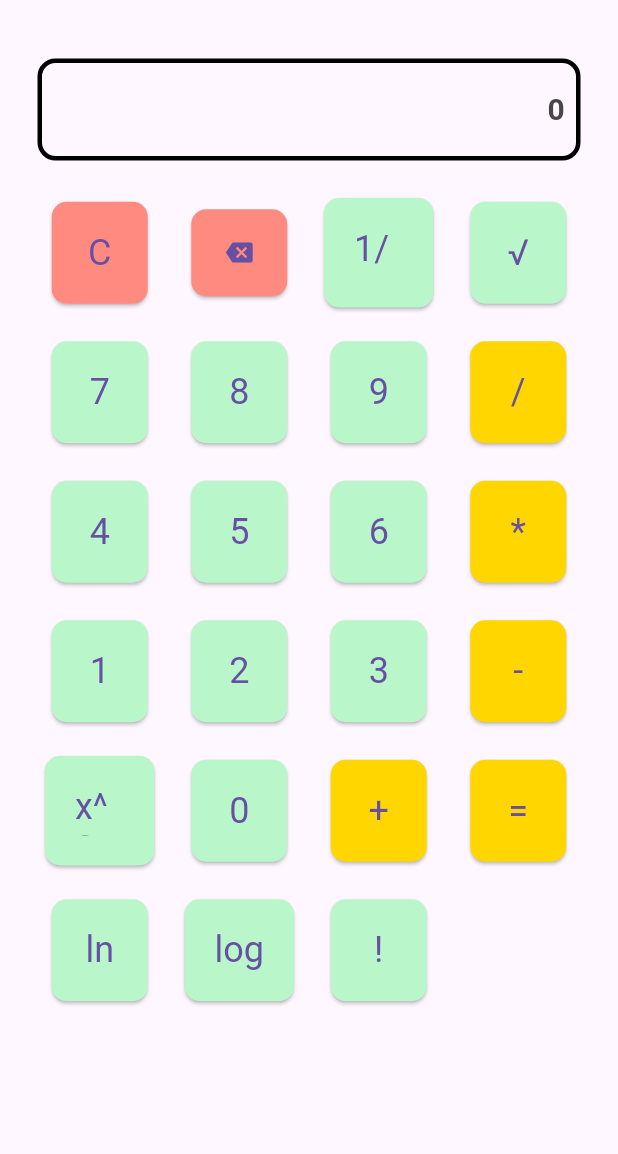
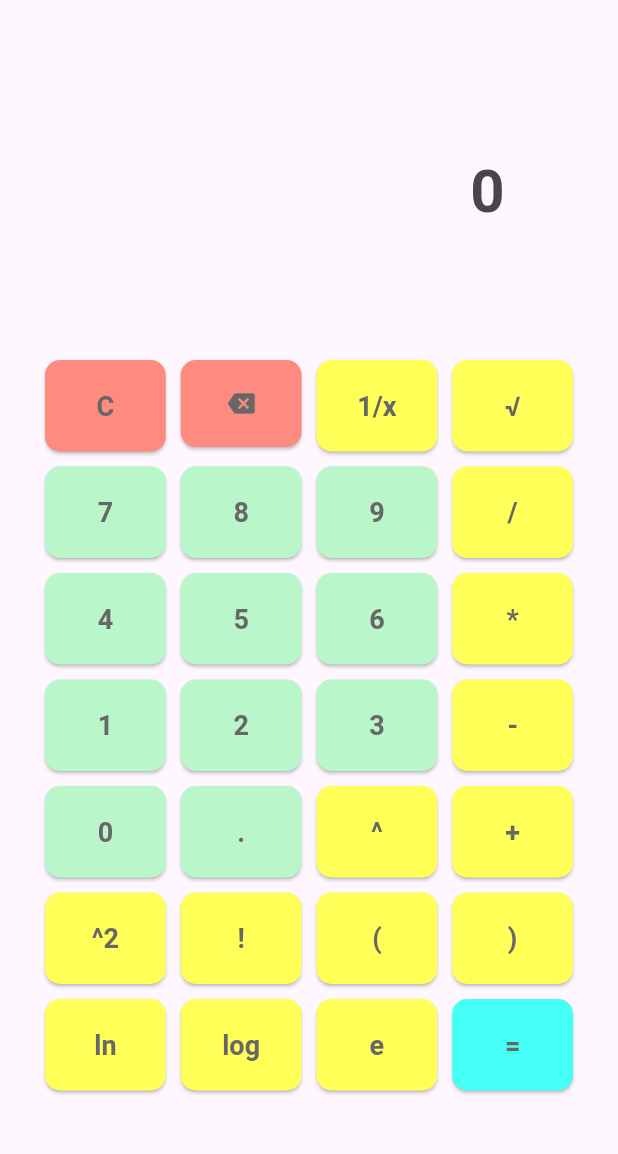
Before and after one commit to taom26/calculadora_grupal, a Flutter app: the screen it shows after launch, on a phone screen of 412 x 824 dp, the part 63-1217 px from its top. Run offline on Flutter 3.47's test engine with Material 3 defaults, Android fonts, the light colour scheme and no system bars; our stand-ins replace math_expressions, shared_preferences.

Commit message:
Cambios finales

```diff
--- a/lib/CustomWidgets/CalculatorScreen.dart
+++ b/lib/CustomWidgets/CalculatorScreen.dart
@@ -35,9 +35,17 @@ class _CalculatorScreenState extends State<CalculatorScreen> {
       Expression exp = p.parse(operation);
       ContextModel cm = ContextModel();
       double result = exp.evaluate(EvaluationType.REAL, cm);
+
+      String formattedResult;
+      if (result == result.toInt()) {
+        formattedResult = result.toInt().toString();
+      } else {
+        formattedResult = result.toStringAsFixed(3);
+      }
+
       setState(() {
-        widget.onAddHistory('$operation = $result');
-        operation = result.toString();
+        widget.onAddHistory('$operation = $formattedResult');
+        operation = formattedResult;
       });
     } catch (e) {
       setState(() {
@@ -55,33 +63,26 @@ class _CalculatorScreenState extends State<CalculatorScreen> {
           crossAxisAlignment: CrossAxisAlignment.stretch,
           children: [
             Container(
-              padding: const EdgeInsets.all(7),
-              decoration: BoxDecoration(
-                border: Border.all(color: Colors.black, width: 3.0),
-                borderRadius: BorderRadius.circular(12),
-              ),
+              padding: const EdgeInsets.all(50),
+              decoration: const BoxDecoration(),
               child: TextField(
                 decoration: const InputDecoration(
                   border: InputBorder.none,
                   hintText: '0',
                   hintStyle:
-                      TextStyle(fontSize: 20, fontWeight: FontWeight.bold),
+                      TextStyle(fontSize: 40, fontWeight: FontWeight.bold),
                 ),
                 controller: TextEditingController(text: operation),
                 readOnly: true,
                 textAlign: TextAlign.right,
                 style:
-                    const TextStyle(fontSize: 20, fontWeight: FontWeight.bold),
+                    const TextStyle(fontSize: 40, fontWeight: FontWeight.bold),
               ),
             ),
             const SizedBox(height: 20),
-            SizedBox(
-              height: 600,
-              child: GridView.count(
-                shrinkWrap: true,
-                crossAxisCount: 4,
-                mainAxisSpacing: 10,
-                crossAxisSpacing: 10,
+            Table(
+              children: [
+                TableRow(
                   children: [
                     CustomButton(
                       label: 'C',
@@ -99,14 +100,18 @@ class _CalculatorScreenState extends State<CalculatorScreen> {
                     ),
                     CustomButton(
                       label: '1/x',
-                    color: Colors.greenAccent.shade100,
-                    onPressed: () => appendOperation("1/x"),
+                      color: const Color.fromARGB(255, 255, 255, 88),
+                      onPressed: () => appendOperation("1/"),
                     ),
                     CustomButton(
                       label: '√',
-                    color: Colors.greenAccent.shade100,
-                    onPressed: () => appendOperation("√"),
+                      color: const Color.fromARGB(255, 255, 255, 88),
+                      onPressed: () => appendOperation("sqrt("),
                     ),
+                  ],
+                ),
+                TableRow(
+                  children: [
                     CustomButton(
                       label: '7',
                       color: Colors.greenAccent.shade100,
@@ -124,9 +129,13 @@ class _CalculatorScreenState extends State<CalculatorScreen> {
                     ),
                     CustomButton(
                       label: '/',
-                    color: Colors.yellowAccent.shade700,
+                      color: const Color.fromARGB(255, 255, 255, 88),
                       onPressed: () => appendOperation('/'),
                     ),
+                  ],
+                ),
+                TableRow(
+                  children: [
                     CustomButton(
                       label: '4',
                       color: Colors.greenAccent.shade100,
@@ -144,9 +153,13 @@ class _CalculatorScreenState extends State<CalculatorScreen> {
                     ),
                     CustomButton(
                       label: '*',
-                    color: Colors.yellowAccent.shade700,
+                      color: const Color.fromARGB(255, 255, 255, 88),
                       onPressed: () => appendOperation('*'),
                     ),
+                  ],
+                ),
+                TableRow(
+                  children: [
                     CustomButton(
                       label: '1',
                       color: Colors.greenAccent.shade100,
@@ -164,48 +177,84 @@ class _CalculatorScreenState extends State<CalculatorScreen> {
                     ),
                     CustomButton(
                       label: '-',
-                    color: Colors.yellowAccent.shade700,
+                      color: const Color.fromARGB(255, 255, 255, 88),
                       onPressed: () => appendOperation('-'),
                     ),
-                  CustomButton(
-                    label: 'x^2',
-                    color: Colors.greenAccent.shade100,
-                    onPressed: () => appendOperation("^(2)"),
+                  ],
                 ),
+                TableRow(
+                  children: [
                     CustomButton(
                       label: '0',
                       color: Colors.greenAccent.shade100,
                       onPressed: () => appendOperation('0'),
                     ),
                     CustomButton(
+                      label: '.',
+                      color: Colors.greenAccent.shade100,
+                      onPressed: () => appendOperation('.'),
+                    ),
+                    CustomButton(
+                      label: '^',
+                      color: const Color.fromARGB(255, 255, 255, 88),
+                      onPressed: () => appendOperation('^'),
+                    ),
+                    CustomButton(
                       label: '+',
-                    color: Colors.yellowAccent.shade700,
+                      color: const Color.fromARGB(255, 255, 255, 88),
                       onPressed: () => appendOperation('+'),
                     ),
+                  ],
+                ),
+                TableRow(
+                  children: [
                     CustomButton(
-                    label: '=',
-                    color: Colors.yellowAccent.shade700,
-                    onPressed: calculateResult,
+                      label: '^2',
+                      color: const Color.fromARGB(255, 255, 255, 88),
+                      onPressed: () => appendOperation('^2'),
                     ),
                     CustomButton(
+                      label: '!',
+                      color: const Color.fromARGB(255, 255, 255, 88),
+                      onPressed: () => appendOperation('!'),
+                    ),
+                    CustomButton(
+                      label: '(',
+                      color: const Color.fromARGB(255, 255, 255, 88),
+                      onPressed: () => appendOperation('('),
+                    ),
+                    CustomButton(
+                      label: ')',
+                      color: const Color.fromARGB(255, 255, 255, 88),
+                      onPressed: () => appendOperation(')'),
+                    ),
+                  ],
+                ),
+                TableRow(
+                  children: [
+                    CustomButton(
                       label: 'ln',
-                    color: Colors.greenAccent.shade100,
+                      color: const Color.fromARGB(255, 255, 255, 88),
                       onPressed: () => appendOperation('ln('),
                     ),
                     CustomButton(
                       label: 'log',
-                    color: Colors.greenAccent.shade100,
+                      color: const Color.fromARGB(255, 255, 255, 88),
                       onPressed: () => appendOperation('log('),
                     ),
                     CustomButton(
-                    label: '!',
-                    color: Colors.greenAccent.shade100,
-                    onPressed: () => appendOperation('!'),
+                      label: 'e',
+                      color: const Color.fromARGB(255, 255, 255, 88),
+                      onPressed: () => appendOperation('(2.71828)'),
                     ),
-                ].map((widget) {
-                  return Center(child: widget);
-                }).toList(),
+                    CustomButton(
+                      label: '=',
+                      color: const Color.fromARGB(255, 68, 255, 246),
+                      onPressed: calculateResult,
                     ),
+                  ],
+                ),
+              ],
             ),
           ],
         ),
--- a/lib/CustomWidgets/CustomButton.dart
+++ b/lib/CustomWidgets/CustomButton.dart
@@ -17,6 +17,14 @@ class CustomButton extends StatelessWidget {
 
   @override
   Widget build(BuildContext context) {
+    bool isDarkMode = Theme.of(context).brightness == Brightness.dark;
+    TextStyle buttonTextStyle = TextStyle(
+      fontSize: 18,
+      fontWeight: FontWeight.bold,
+      color:
+          isDarkMode ? Colors.black : const Color.fromARGB(255, 104, 103, 103),
+    );
+
     return Container(
       margin: const EdgeInsets.all(5.0),
       child: ElevatedButton(
@@ -24,16 +32,16 @@ class CustomButton extends StatelessWidget {
         style: ElevatedButton.styleFrom(
           backgroundColor: color,
           padding: const EdgeInsets.all(20.0),
-          textStyle: const TextStyle(fontSize: 24.0),
+          textStyle: buttonTextStyle,
           shape: RoundedRectangleBorder(
             borderRadius: BorderRadius.circular(10.0),
           ),
         ),
         child: icon != null
-            ? Icon(icon)
+            ? Icon(icon, color: buttonTextStyle.color)
             : Text(
                 label!,
-                style: const TextStyle(fontSize: 24.0),
+                style: buttonTextStyle,
               ),
       ),
     );
```
Lines whose indentation alone changed are shown as unchanged.
